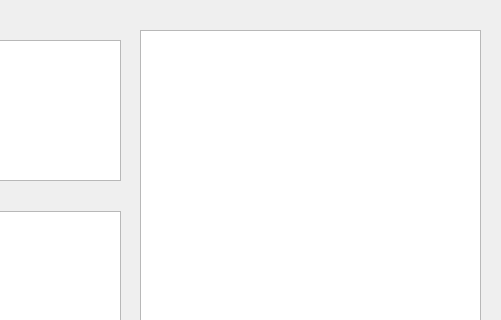
Qt form rc/lobby_dialog.ui (Debrugger/platformer-fps) before a commit; both pictures show x 480 to 981 and y 0 to 320 of the 981 by 586 pixel window.
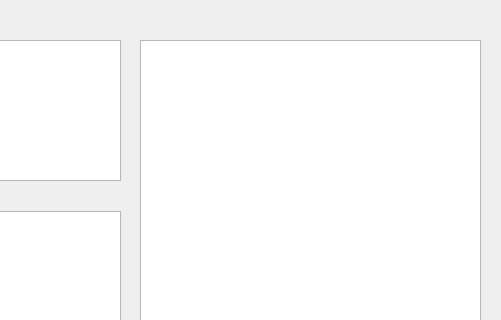
The same form after that commit.

The edit to the form file:
```diff
--- a/rc/lobby_dialog.ui
+++ b/rc/lobby_dialog.ui
@@ -120,9 +120,9 @@
     <property name="geometry">
      <rect>
       <x>620</x>
-      <y>30</y>
+      <y>40</y>
       <width>341</width>
-      <height>491</height>
+      <height>481</height>
      </rect>
     </property>
    </widget>
```
